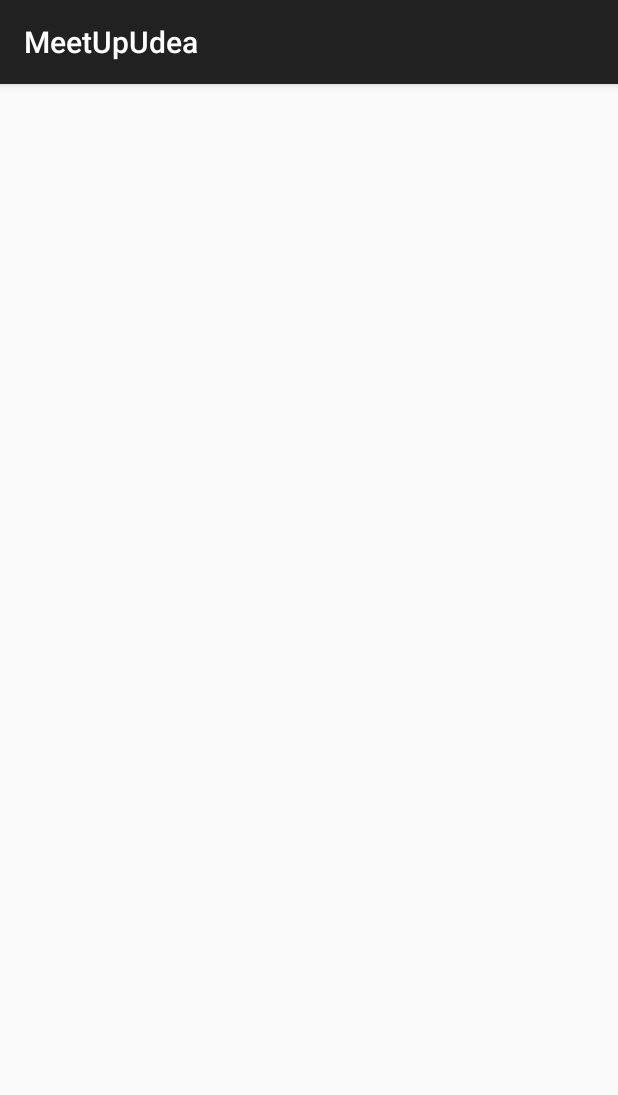
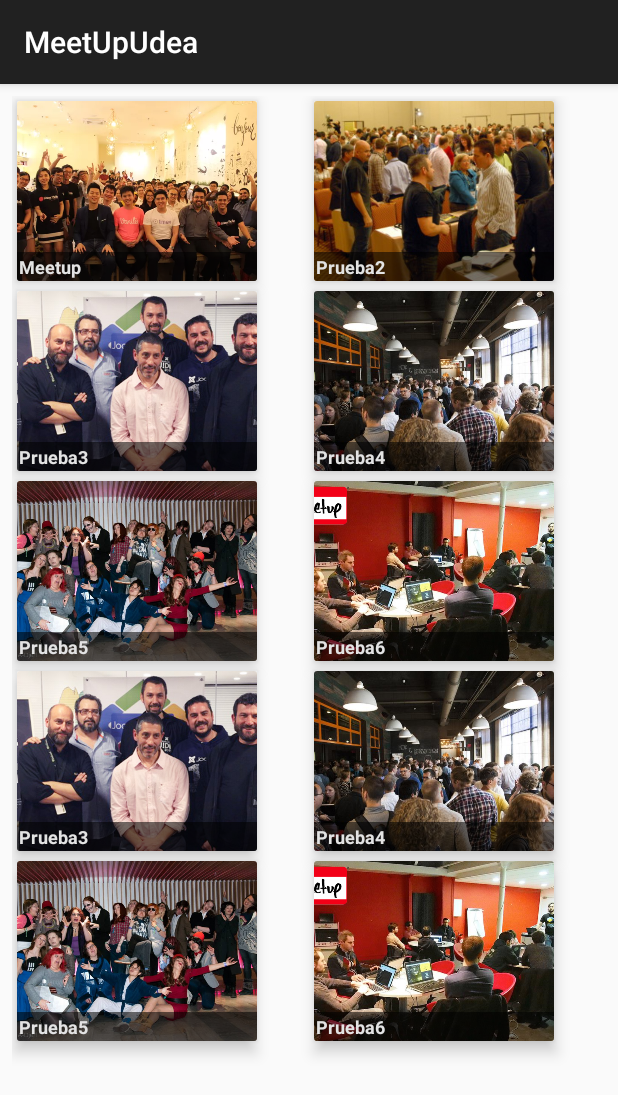
Before and after one commit to gio96/MeetUpUdea, an Android app: the screen it shows after launch once a user with an empty profile is signed in (HomeActivity), on a phone screen of 412 x 824 dp. Shown: the top 1095 px of the screen. Run offline under Robolectric (Android 15) with nearby library versions, the phone set to English and light mode, and no system bars; our stand-ins replace Firebase (no records; nobody signed in at launch, a user with empty details on screens opened directly); 1 statement that could not run was skipped.

Commit message:
GridLayoutHome

```diff
--- a/app/src/main/java/com/example/galonsogomez/meetupudea/Group.java
+++ b/app/src/main/java/com/example/galonsogomez/meetupudea/Group.java
@@ -1,16 +1,43 @@
 package com.example.galonsogomez.meetupudea;
+
+import android.provider.MediaStore;
 
 import java.io.File;
 import java.util.Date;
 
 public class Group {
 
-    private String idGroup;
-    private String name;
-    private File photo;
-    private String description;
+    //private String idGroup;
+    private String Title;
+    private int Thumbnail;
+    /*private String description;
     private Date date;
     private String location;
     private Integer numberAssistans;
-    private Date finishDate;
+    private Date finishDate;*/
+
+    public Group(String title, int thumbnail) {
+        Title = title;
+        Thumbnail = thumbnail;
+    }
+
+    public Group() {
+
+    }
+
+    public String getTitle() {
+        return Title;
+    }
+
+    public void setTitle(String title) {
+        Title = title;
+    }
+
+    public int getThumbnail() {
+        return Thumbnail;
+    }
+
+    public void setThumbnail(int thumbnail) {
+        Thumbnail = thumbnail;
+    }
 }
--- a/app/src/main/java/com/example/galonsogomez/meetupudea/HomeActivity.java
+++ b/app/src/main/java/com/example/galonsogomez/meetupudea/HomeActivity.java
@@ -3,30 +3,53 @@ package com.example.galonsogomez.meetupudea;
 import android.content.Intent;
 import android.support.v7.app.AppCompatActivity;
 import android.os.Bundle;
+import android.support.v7.widget.GridLayoutManager;
+import android.support.v7.widget.RecyclerView;
 import android.util.Log;
 import android.view.View;
 import android.widget.Button;
 
 import com.google.firebase.auth.FirebaseAuth;
 
+import java.util.ArrayList;
+import java.util.List;
+
 public class HomeActivity extends AppCompatActivity {
 
     Button logOutButton;
+    List<Group> lstGroup;
 
     @Override
     protected void onCreate(Bundle savedInstanceState) {
         super.onCreate(savedInstanceState);
         setContentView(R.layout.activity_home);
+
+        lstGroup = new ArrayList<>();
+        lstGroup.add(new Group("Meetup",R.drawable.meetup));
+        lstGroup.add(new Group("Prueba2",R.drawable.prueba2));
+        lstGroup.add(new Group("Prueba3",R.drawable.prueba3));
+        lstGroup.add(new Group("Prueba4",R.drawable.prueba4));
+        lstGroup.add(new Group("Prueba5",R.drawable.prueba5));
+        lstGroup.add(new Group("Prueba6",R.drawable.prueba6));
+        lstGroup.add(new Group("Prueba3",R.drawable.prueba3));
+        lstGroup.add(new Group("Prueba4",R.drawable.prueba4));
+        lstGroup.add(new Group("Prueba5",R.drawable.prueba5));
+        lstGroup.add(new Group("Prueba6",R.drawable.prueba6));
+
+        RecyclerView myrv = (RecyclerView) findViewById(R.id.recycler_View);
+        RecyclerViewAdapter myAdapter = new RecyclerViewAdapter(this,lstGroup);
+        myrv.setLayoutManager(new GridLayoutManager(this,2));
+        myrv.setAdapter(myAdapter);
     }
 
-    public void onClick(View v){
+   /* public void onClick(View v){
 
         switch (v.getId()){
             case R.id.btn_SignOut:
                 signOut();
                 break;
         }
-    }
+    }*/
 
     public void signOut(){
         FirebaseAuth firebaseAuth = FirebaseAuth.getInstance();
--- a/app/src/main/java/com/example/galonsogomez/meetupudea/RecyclerViewAdapter.java
+++ b/app/src/main/java/com/example/galonsogomez/meetupudea/RecyclerViewAdapter.java
@@ -3,8 +3,11 @@ package com.example.galonsogomez.meetupudea;
 import android.content.Context;
 import android.support.annotation.NonNull;
 import android.support.v7.widget.RecyclerView;
+import android.view.LayoutInflater;
 import android.view.View;
 import android.view.ViewGroup;
+import android.widget.ImageView;
+import android.widget.TextView;
 
 import java.util.List;
 
@@ -14,25 +17,43 @@ public class RecyclerViewAdapter extends RecyclerView.Adapter<RecyclerViewAdapte
     private Context mContext;
     private List<Group> mData;
 
+    public RecyclerViewAdapter(Context mContext, List<Group> mData) {
+        this.mContext = mContext;
+        this.mData = mData;
+    }
+
     @NonNull
     @Override
     public MyViewHolder onCreateViewHolder(@NonNull ViewGroup parent, int viewType) {
-        return null;
+        View view;
+        LayoutInflater mInflater = LayoutInflater.from(mContext);
+        view = mInflater.inflate(R.layout.item_group,parent,false);
+        return new MyViewHolder(view);
     }
 
     @Override
     public void onBindViewHolder(@NonNull MyViewHolder holder, int position) {
+        holder.tv_group_title.setText(mData.get(position).getTitle());
+        holder.img_group_thumbnail.setImageResource(mData.get(position).getThumbnail());
 
+        //Set Click listener
     }
 
     @Override
     public int getItemCount() {
-        return 0;
+        return mData.size();
     }
 
     public static class MyViewHolder extends RecyclerView.ViewHolder{
+
+        TextView tv_group_title;
+        ImageView img_group_thumbnail;
+
         public MyViewHolder(View itemView) {
             super(itemView);
+
+            tv_group_title = (TextView) itemView.findViewById(R.id.text_Group);
+            img_group_thumbnail = (ImageView) itemView.findViewById(R.id.img_Group);
         }
     }
 }
--- a/app/src/main/res/layout/item_group.xml
+++ b/app/src/main/res/layout/item_group.xml
@@ -1,9 +1,11 @@
 <?xml version="1.0" encoding="utf-8"?>
 <android.support.v7.widget.CardView xmlns:android="http://schemas.android.com/apk/res/android"
-    android:layout_width="180dp"
-    android:layout_height="140dp"
+    android:clickable="true"
+    android:foreground="?android:attr/selectableItemBackground"
+    android:layout_width="160dp"
+    android:layout_height="120dp"
     xmlns:app="http://schemas.android.com/apk/res-auto"
-    android:layout_margin="5dp"
+    android:layout_margin="3dp"
     app:cardCornerRadius="2dp"
     app:cardElevation="6dp">
 
```
Also changed, not shown: app/src/main/res/drawable/prueba2.jpg (added), app/src/main/res/drawable/prueba3.jpg (added), app/src/main/res/drawable/prueba4.jpg (added), app/src/main/res/drawable/prueba5.jpg (added), app/src/main/res/drawable/prueba6.png (added), 1 other file.
